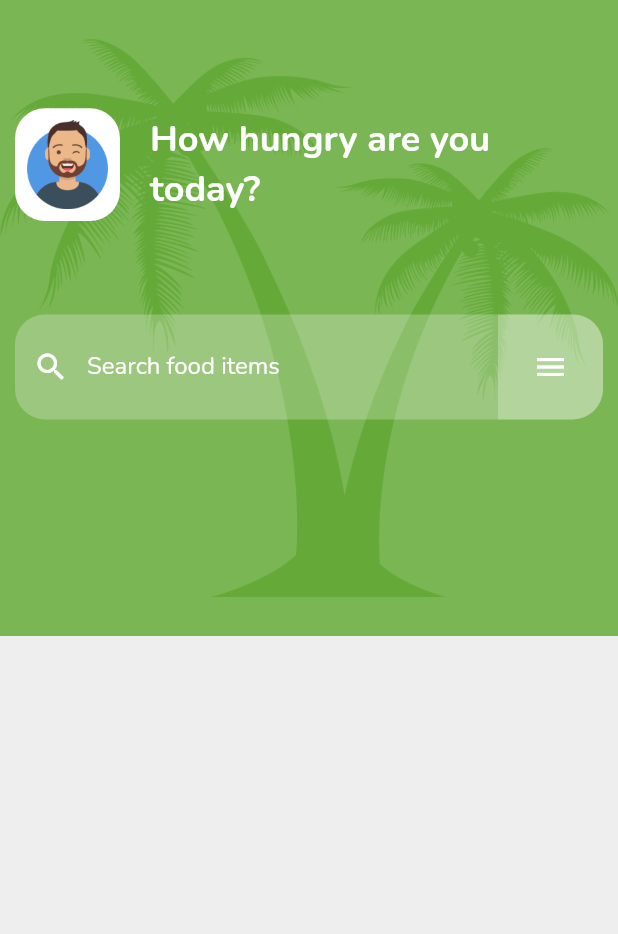
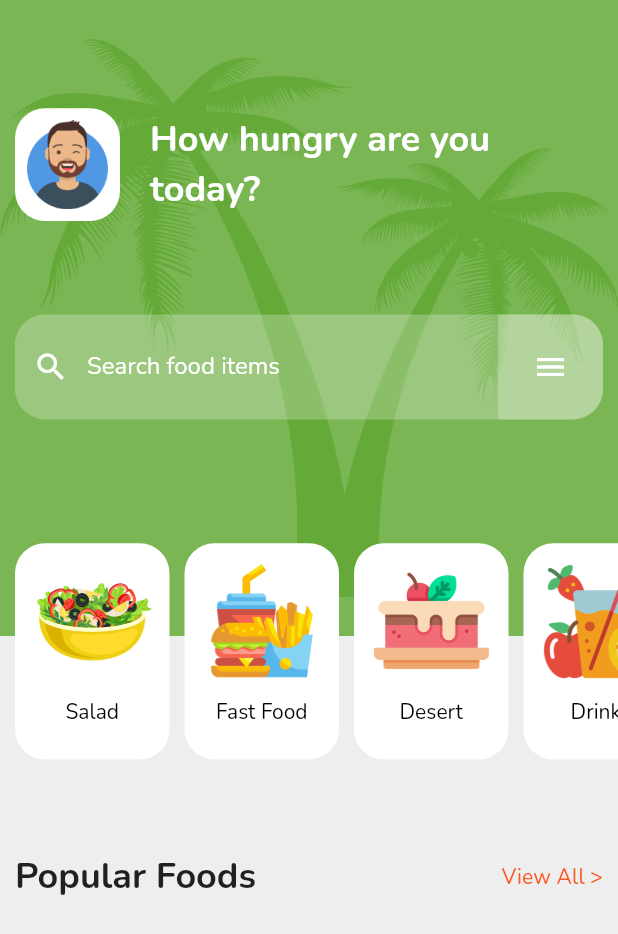
Before and after one commit to MArslan88/Food-App-Flutter, a Flutter app: the screen it shows after launch, on a phone screen of 412 x 824 dp. Shown: the top 934 px of the screen. Run offline on Flutter 3.47's test engine with Material 2 defaults, Android fonts, the phone set to English and light mode, and no system bars; our stand-ins replace google_fonts.

Commit message:
center menu section-2

```diff
--- a/lib/screens/landing_screen.dart
+++ b/lib/screens/landing_screen.dart
@@ -140,6 +140,78 @@ class _LandingScreenState extends State<LandingScreen> {
                 width: constraints.maxHeight,
                 color: Colors.grey.shade200,
                 height: 400, //for demo only
+                child: Padding(
+                  padding: const EdgeInsets.only(
+                    left: 10.0,
+                    bottom: 10.0,
+                    // Not the other sides because of Scrolling
+                  ),
+                  child: Stack(
+                    clipBehavior: Clip
+                        .none, // it will shows the menu between green and white container
+                    children: [
+                      Column(
+                        children: [
+                          // some margin by estimate
+                          // for positioned Scrolling List
+                          addVerticalSpace(constraints.maxWidth * 0.35),
+                          Row(
+                            children: [
+                              Text(
+                                "Popular Foods",
+                                style: textTheme.headline5,
+                              ),
+                              Expanded(child: Center()),
+                              Text(
+                                "View All >",
+                                style: textTheme.subtitle2
+                                    ?.apply(color: COLOR_ORANGE),
+                              ),
+                              addHorizontalSpace(10)
+                            ],
+                          ),
+                        ],
+                      ),
+                      Positioned(
+                          top: -constraints.maxWidth * 0.15,
+                          child: Container(
+                            width: constraints.maxWidth,
+                            height: constraints.maxWidth * 0.35,
+                            child: ListView(
+                              scrollDirection: Axis.horizontal,
+                              physics: BouncingScrollPhysics(),
+                              children: CATEGORIES
+                                  .map((category) => Container(
+                                        margin:
+                                            const EdgeInsets.only(right: 10.0),
+                                        width: constraints.maxWidth * 0.25,
+                                        decoration: BoxDecoration(
+                                          color: Colors.white,
+                                          borderRadius:
+                                              BorderRadius.circular(20.0),
+                                        ),
+                                        child: Padding(
+                                          padding: const EdgeInsets.all(10.0),
+                                          child: Column(
+                                            children: [
+                                              Image.asset(
+                                                  "assets/images/${category['image']}"),
+                                              addVerticalSpace(10),
+                                              Text(
+                                                "${category['name']}",
+                                                style: textTheme.bodyText2
+                                                    ?.apply(color: COLOR_BLACK),
+                                              ),
+                                            ],
+                                          ),
+                                        ),
+                                      ))
+                                  .toList(),
+                            ),
+                          ))
+                    ],
+                  ),
+                ),
               )
             ],
           ),
```
